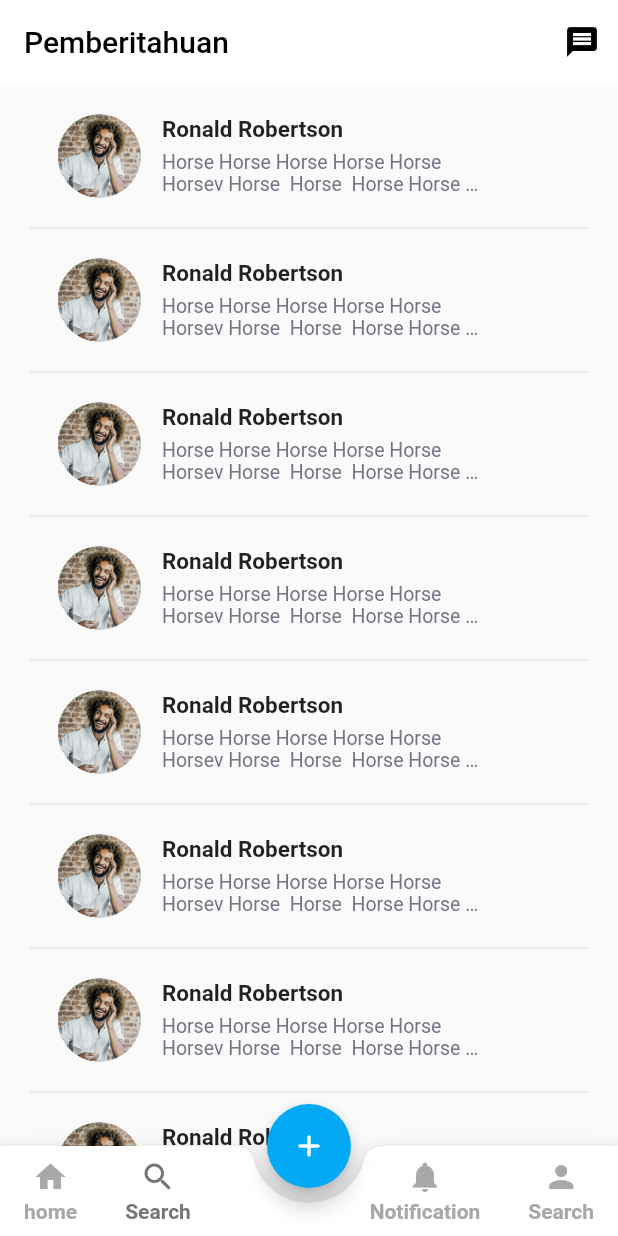
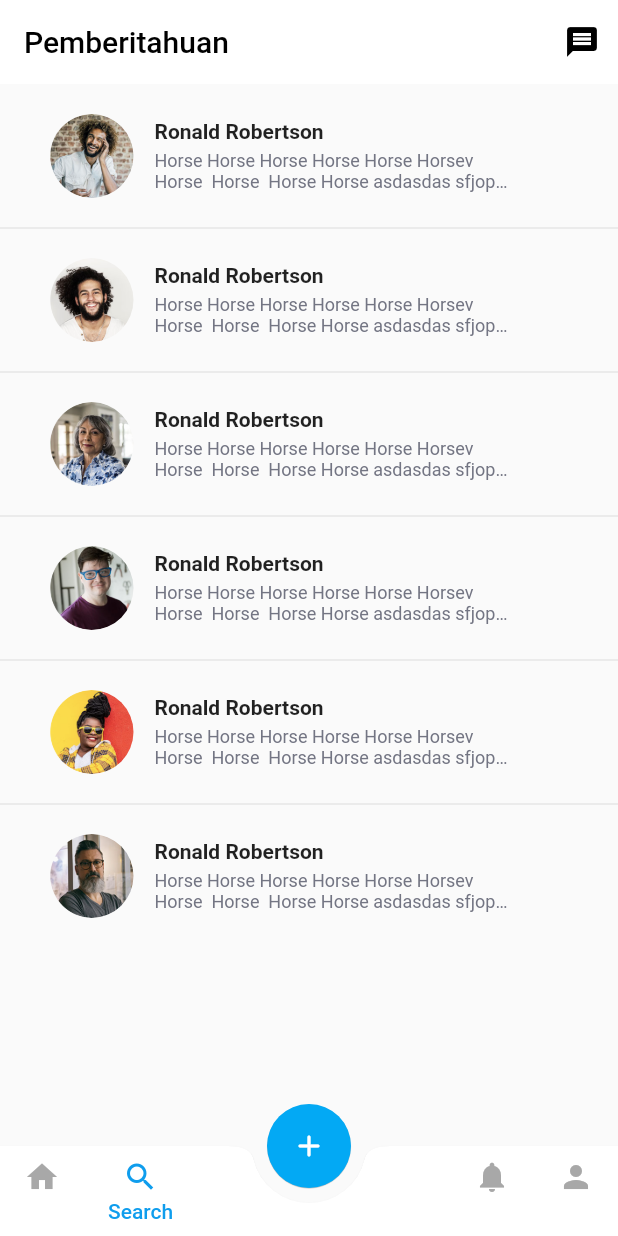
Before and after one commit to Herisetyawan123/pisah-app, a Flutter app: the MyHomePage screen opened directly, item 2 of the bottom bar chosen, after a tap on the "message" icon, on a phone screen of 412 x 824 dp. Run offline on Flutter 3.47's test engine with Material 2 defaults, Android fonts, the phone set to English and light mode, and no system bars; our stand-ins replace carousel_slider, google_fonts; Roboto replaces fonts that are missing (Tajawal).

Commit message:
fix beberapa komponen

```diff
--- a/lib/screens/beranda/component/body.dart
+++ /dev/null
@@ -1,10 +0,0 @@
-import 'package:flutter/material.dart';
-
-class body extends StatelessWidget {
-  @override
-  Widget build(BuildContext context) {
-    return Scaffold(
-      body: null,
-    );
-  }
-}
--- /dev/null
+++ b/lib/screens/beranda/component/dashboard/card_trending.dart
@@ -0,0 +1,103 @@
+import 'package:flutter/material.dart';
+
+class ContainerCardTrending extends StatelessWidget {
+  const ContainerCardTrending({
+    Key? key,
+    required this.width,
+    required this.height,
+    required this.trending,
+  }) : super(key: key);
+
+  final double width;
+  final double height;
+  final List<Widget> trending;
+
+  @override
+  Widget build(BuildContext context) {
+    return Container(
+      width: width,
+      height: height / 4,
+      child: PageView(
+        controller: PageController(viewportFraction: 0.8, initialPage: 1),
+        scrollDirection: Axis.horizontal,
+        children: trending,
+      ),
+    );
+  }
+}
+
+class CardTrending extends StatelessWidget {
+  const CardTrending({
+    Key? key,
+    required this.text,
+    required this.image,
+  }) : super(key: key);
+
+  final String text;
+  final String image;
+
+  @override
+  Widget build(BuildContext context) {
+    return Padding(
+      padding: EdgeInsets.all(10.0),
+      child: Container(
+        child: Stack(
+          fit: StackFit.expand,
+          children: <Widget>[
+            Container(
+              decoration: BoxDecoration(
+                  borderRadius: BorderRadius.all(Radius.circular(20.0)),
+                  boxShadow: [
+                    BoxShadow(
+                        color: Colors.black38,
+                        offset: Offset(2.0, 2.0),
+                        blurRadius: 5.0,
+                        spreadRadius: 1.0)
+                  ]),
+            ),
+            ClipRRect(
+              borderRadius: BorderRadius.all(Radius.circular(20.0)),
+              child: Image.asset(
+                image,
+                fit: BoxFit.cover,
+              ),
+            ),
+            Container(
+              decoration: BoxDecoration(
+                  borderRadius: BorderRadius.all(Radius.circular(20.0)),
+                  gradient: LinearGradient(
+                      begin: Alignment.topCenter,
+                      end: Alignment.bottomCenter,
+                      colors: [
+                        Colors.transparent,
+                        Color.fromRGBO(0, 0, 0, 0.5)
+                      ])),
+            ),
+            Padding(
+              padding: EdgeInsets.all(20.0),
+              child: Column(
+                mainAxisAlignment: MainAxisAlignment.spaceBetween,
+                crossAxisAlignment: CrossAxisAlignment.start,
+                children: <Widget>[
+                  Row(
+                    mainAxisAlignment: MainAxisAlignment.end,
+                    children: [
+                      Image.asset(
+                        "assets/logo/trending.png",
+                        width: 25,
+                      ),
+                    ],
+                  ),
+                  Text(
+                    text,
+                    style: TextStyle(fontSize: 20.0, color: Colors.white),
+                  ),
+                ],
+              ),
+            )
+          ],
+        ),
+      ),
+    );
+  }
+}
--- /dev/null
+++ b/lib/screens/beranda/component/notif/notif_component.dart
@@ -0,0 +1,62 @@
+import 'package:flutter/material.dart';
+import 'package:pisah_app/component/profile_user.dart';
+import 'package:pisah_app/theme/theme.dart';
+
+class MessageWidget extends StatelessWidget {
+  const MessageWidget({
+    Key? key,
+    required this.image,
+  }) : super(key: key);
+
+  final String image;
+
+  @override
+  Widget build(BuildContext context) {
+    return Container(
+      margin: EdgeInsets.symmetric(
+        vertical: 16,
+        horizontal: 15,
+      ),
+      height: 56,
+      // decoration: BoxDecoration(color: Colors.red),
+      child: Row(
+        children: [
+          ProfileWidget(
+            width: 60,
+            height: 60,
+            image: DecorationImage(
+              image: AssetImage(image),
+            ),
+          ),
+          SizedBox(
+            width: 12,
+          ),
+          Container(
+            child: Column(
+              mainAxisAlignment: MainAxisAlignment.center,
+              crossAxisAlignment: CrossAxisAlignment.start,
+              children: [
+                Text(
+                  'Ronald Robertson',
+                  style: TextStyle(fontSize: 14, fontWeight: FontWeight.w700),
+                ),
+                SizedBox(
+                  height: 5,
+                ),
+                Container(
+                  width: MediaQuery.of(context).size.width - 175,
+                  child: Text(
+                    'Horse Horse Horse Horse Horse Horsev Horse  Horse  Horse Horse asdasdas sfjopasdkfsf sfjasodjf sdfnajsfd',
+                    style: greyTextStyle.copyWith(fontSize: 12),
+                    maxLines: 2,
+                    overflow: TextOverflow.ellipsis,
+                  ),
+                ),
+              ],
+            ),
+          ),
+        ],
+      ),
+    );
+  }
+}
--- a/lib/screens/beranda/firts_page.dart
+++ b/lib/screens/beranda/firts_page.dart
@@ -27,6 +27,8 @@ class _MyHomePageState extends State<MyHomePage> {
     return Scaffold(
       body: page[currentIndex],
       floatingActionButton: FloatingActionButton(
+        elevation: 0.2,
+        splashColor: bluelightColor,
         child: Icon(
           Icons.add_rounded,
           color: Colors.white,
@@ -39,6 +41,7 @@ class _MyHomePageState extends State<MyHomePage> {
       ),
       floatingActionButtonLocation: FloatingActionButtonLocation.centerDocked,
       bottomNavigationBar: BottomAppBar(
+        elevation: 0.2,
         shape: CircularNotchedRectangle(),
         notchMargin: 10,
         child: Container(
@@ -82,18 +85,16 @@ class _MyHomePageState extends State<MyHomePage> {
         children: [
           Icon(
             icon,
-            color:
-                currentIndex == index ? Color(0xff757575) : Color(0xffA8A8A8),
+            color: currentIndex == index ? blueColor : Color(0xffA8A8A8),
           ),
           SizedBox(
             height: 3,
           ),
           Text(
-            text,
+            currentIndex == index ? text : "",
             style: robotStyle.copyWith(
-              color:
-                  currentIndex == index ? Color(0xff757575) : Color(0xffA8A8A8),
-              fontWeight: FontWeight.bold,
+              color: currentIndex == index ? blueColor : Color(0xffA8A8A8),
+              // fontWeight: FontWeight.bold,
             ),
           )
         ],
--- a/lib/screens/beranda/page/dashboard.dart
+++ b/lib/screens/beranda/page/dashboard.dart
@@ -1,15 +1,18 @@
-import 'package:carousel_slider/carousel_slider.dart';
 import 'package:flutter/material.dart';
 import 'package:pisah_app/component/card_news.dart';
-
-import 'package:pisah_app/screens/beranda/component/header.dart';
+import 'package:pisah_app/screens/beranda/component/dashboard/card_trending.dart';
+import 'package:pisah_app/screens/beranda/component/dashboard/header.dart';
 import 'package:pisah_app/theme/theme.dart';
 
 class Dashboard extends StatelessWidget {
   @override
   Widget build(BuildContext context) {
+    double width = MediaQuery.of(context).size.width;
+    double height = MediaQuery.of(context).size.height;
     return Scaffold(
       body: SingleChildScrollView(
+        child: Container(
+          // margin: EdgeInsets.symmetric(horizontal: 20),
           child: Column(
             crossAxisAlignment: CrossAxisAlignment.start,
             children: [
@@ -18,20 +21,50 @@ class Dashboard extends StatelessWidget {
                 height: 25,
               ),
               textContainer("Trending"),
-            CarouselSlider(
-              options: CarouselOptions(height: 195.0),
-              items: [1, 2, 3, 4, 5].map((i) {
-                return Builder(
-                  builder: (BuildContext context) {
-                    return cardTrending();
-                  },
-                );
-              }).toList(),
+              ContainerCardTrending(
+                width: width,
+                height: height,
+                trending: [
+                  CardTrending(
+                    text: "Karyawan KPK curi Barang Bukti Emas Batangan",
+                    image: "assets/slider_trending/slide.jpg",
+                  ),
+                  CardTrending(
+                    text: "Karyawan KPK curi Barang Bukti Emas Batangan",
+                    image: "assets/slider_trending/slide.jpg",
+                  ),
+                  CardTrending(
+                    text: "Karyawan KPK curi Barang Bukti Emas Batangan",
+                    image: "assets/slider_trending/slide.jpg",
+                  ),
+                ],
               ),
               SizedBox(
+                height: 10,
+              ),
+              Row(
+                mainAxisAlignment: MainAxisAlignment.spaceBetween,
+                children: [
+                  textContainer("Local News"),
+                  Container(
+                    margin: EdgeInsets.symmetric(horizontal: 20),
                     height: 35,
+                    decoration: BoxDecoration(
+                        color: bluelightColor,
+                        borderRadius: BorderRadius.circular(10)),
+                    child: TextButton(
+                      onPressed: () {},
+                      child: Text(
+                        "National News",
+                        style: robotStyle.copyWith(
+                          color: Colors.white,
+                          fontSize: 10,
                         ),
-            textContainer("Local News"),
+                      ),
+                    ),
+                  )
+                ],
+              ),
               Column(
                 children: [
                   cardNews(context),
@@ -41,60 +74,6 @@ class Dashboard extends StatelessWidget {
               ),
             ],
           ),
-      ),
-    );
-  }
-
-  Container cardTrending() {
-    return Container(
-      width: 300,
-      margin: EdgeInsets.symmetric(horizontal: 5.0),
-      decoration: BoxDecoration(
-        borderRadius: BorderRadius.circular(17),
-        image: DecorationImage(
-          image: AssetImage("assets/slider_trending/slide.jpg"),
-        ),
-      ),
-      child: Container(
-        padding: EdgeInsets.symmetric(horizontal: 22, vertical: 15),
-        decoration: BoxDecoration(
-          borderRadius: BorderRadius.circular(17),
-          gradient: LinearGradient(
-            begin: Alignment.topRight,
-            end: Alignment.bottomLeft,
-            colors: [
-              Color.fromRGBO(255, 255, 255, 0),
-              Color.fromRGBO(0, 0, 0, 0.5),
-            ],
-          ),
-        ),
-        child: Column(
-          crossAxisAlignment: CrossAxisAlignment.start,
-          mainAxisAlignment: MainAxisAlignment.spaceBetween,
-          children: [
-            Row(
-              children: [
-                Spacer(),
-                // Text("data"),
-                Image.asset(
-                  "assets/logo/trending.png",
-                  width: 35,
-                  height: 72,
-                ),
-              ],
-            ),
-            // Spacer(),
-            Container(
-              child: Text(
-                "Karyawan KPK curi  Barang Bukti Emas Batangan",
-                style: robotStyle.copyWith(
-                  fontWeight: FontWeight.w400,
-                  color: Colors.white,
-                  fontSize: 20,
-                ),
-              ),
-            ),
-          ],
         ),
       ),
     );
--- a/lib/screens/beranda/page/notification.dart
+++ b/lib/screens/beranda/page/notification.dart
@@ -1,5 +1,6 @@
 import 'package:flutter/material.dart';
 import 'package:pisah_app/component/profile_user.dart';
+import 'package:pisah_app/screens/beranda/component/notif/notif_component.dart';
 import 'package:pisah_app/theme/theme.dart';
 
 class NotificationPage extends StatelessWidget {
@@ -19,45 +20,43 @@ class NotificationPage extends StatelessWidget {
               Icons.message,
               color: Colors.black,
             ),
-            onPressed: () {
-              // handle the press
-            },
+            onPressed: () {},
           ),
         ],
         elevation: 0,
       ),
       body: Container(
-        margin: EdgeInsets.symmetric(
-          horizontal: 20,
+        child: ListView(
+          children: ListTile.divideTiles(context: context, tiles: [
+            ListTile(
+              title: MessageWidget(
+                image: "assets/profile/img_profile1.png",
               ),
-        child: ListView(
-          children: ListTile.divideTiles(
-              //          <-- ListTile.divideTiles
-              context: context,
-              tiles: [
-                ListTile(
-                  title: notificationWidget(),
             ),
             ListTile(
-                  title: notificationWidget(),
+              title: MessageWidget(
+                image: "assets/profile/img_profile2.png",
+              ),
             ),
             ListTile(
-                  title: notificationWidget(),
+              title: MessageWidget(
+                image: "assets/profile/img_profile3.png",
+              ),
             ),
             ListTile(
-                  title: notificationWidget(),
+              title: MessageWidget(
+                image: "assets/profile/img_profile4.png",
+              ),
             ),
             ListTile(
-                  title: notificationWidget(),
+              title: MessageWidget(
+                image: "assets/profile/img_profile5.png",
+              ),
             ),
             ListTile(
-                  title: notificationWidget(),
+              title: MessageWidget(
+                image: "assets/profile/img_profile6.png",
               ),
-                ListTile(
-                  title: notificationWidget(),
-                ),
-                ListTile(
-                  title: notificationWidget(),
             ),
           ]).toList(),
         ),
@@ -65,54 +64,3 @@ class NotificationPage extends StatelessWidget {
     );
   }
 }
-
-class notificationWidget extends StatelessWidget {
-  @override
-  Widget build(BuildContext context) {
-    return Container(
-      margin: EdgeInsets.symmetric(
-        vertical: 16,
-      ),
-      height: 56,
-      // decoration: BoxDecoration(color: Colors.red),
-      child: Row(
-        children: [
-          ProfileWidget(
-            width: 60,
-            height: 60,
-            image: DecorationImage(
-              image: AssetImage("assets/profile/img_profile1.png"),
-            ),
-          ),
-          SizedBox(
-            width: 12,
-          ),
-          Container(
-            child: Column(
-              mainAxisAlignment: MainAxisAlignment.center,
-              crossAxisAlignment: CrossAxisAlignment.start,
-              children: [
-                Text(
-                  'Ronald Robertson',
-                  style: TextStyle(fontSize: 15, fontWeight: FontWeight.w700),
-                ),
-                SizedBox(
-                  height: 5,
-                ),
-                Container(
-                  width: MediaQuery.of(context).size.width - 200,
-                  child: Text(
-                    'Horse Horse Horse Horse Horse Horsev Horse  Horse  Horse Horse asdasdas sfjopasdkfsf sfjasodjf sdfnajsfd',
-                    style: greyTextStyle.copyWith(fontSize: 13),
-                    maxLines: 2,
-                    overflow: TextOverflow.ellipsis,
-                  ),
-                ),
-              ],
-            ),
-          ),
-        ],
-      ),
-    );
-  }
-}
--- a/lib/screens/beranda/page/profile.dart
+++ b/lib/screens/beranda/page/profile.dart
@@ -55,16 +55,17 @@ class ProfilePage extends StatelessWidget {
               margin: EdgeInsets.symmetric(horizontal: 50),
               width: MediaQuery.of(context).size.width - 100,
               child: Row(
-                mainAxisAlignment: MainAxisAlignment.spaceAround,
+                mainAxisAlignment: MainAxisAlignment.center,
                 children: [
                   Container(
+                    padding: EdgeInsets.symmetric(horizontal: 20),
                     child: Column(
                       children: [
                         Text(
                           "2 k",
                           style: robotStyle.copyWith(
                             color: greyColor,
-                            fontSize: 20,
+                            fontSize: 16,
                           ),
                         ),
                         SizedBox(
@@ -74,20 +75,28 @@ class ProfilePage extends StatelessWidget {
                           "Follower",
                           style: robotStyle.copyWith(
                             fontWeight: FontWeight.w500,
-                            fontSize: 20,
+                            fontSize: 14,
                           ),
                         ),
                       ],
                     ),
                   ),
                   Container(
+                    padding: EdgeInsets.symmetric(horizontal: 20),
+                    decoration: BoxDecoration(
+                      border: Border(
+                        left: BorderSide(color: greyColor),
+                        right: BorderSide(color: greyColor),
+                      ),
+                    ),
                     child: Column(
+                      mainAxisAlignment: MainAxisAlignment.center,
                       children: [
                         Text(
                           "10",
                           style: robotStyle.copyWith(
                             color: greyColor,
-                            fontSize: 20,
+                            fontSize: 16,
                           ),
                         ),
                         SizedBox(
@@ -96,20 +105,21 @@ class ProfilePage extends StatelessWidget {
                         Text(
                           "Following",
                           style: robotStyle.copyWith(
-                            fontSize: 20,
+                            fontSize: 14,
                           ),
                         ),
                       ],
                     ),
                   ),
                   Container(
+                    padding: EdgeInsets.symmetric(horizontal: 20),
                     child: Column(
                       children: [
                         Text(
                           "10",
                           style: robotStyle.copyWith(
                             color: greyColor,
-                            fontSize: 20,
+                            fontSize: 16,
                           ),
                         ),
                         SizedBox(
@@ -119,7 +129,7 @@ class ProfilePage extends StatelessWidget {
                           "Posting",
                           style: robotStyle.copyWith(
                             fontWeight: FontWeight.w500,
-                            fontSize: 20,
+                            fontSize: 14,
                           ),
                         ),
                       ],
--- a/lib/screens/get_started.dart
+++ b/lib/screens/get_started.dart
@@ -9,6 +9,8 @@ import 'package:pisah_app/theme/theme.dart';
 class GetStarted extends StatelessWidget {
   @override
   Widget build(BuildContext context) {
+    double width = MediaQuery.of(context).size.width;
+    double height = MediaQuery.of(context).size.height;
     Widget header() {
       return Container(
         margin: EdgeInsets.only(top: 125, bottom: 19),
@@ -34,7 +36,7 @@ class GetStarted extends StatelessWidget {
           return Builder(
             builder: (BuildContext context) {
               return Container(
-                width: MediaQuery.of(context).size.width,
+                width: width,
                 margin: EdgeInsets.symmetric(horizontal: 40.0),
                 child: Image.asset(
                   "assets/slider_get/slider$i.png",
@@ -49,9 +51,10 @@ class GetStarted extends StatelessWidget {
 
     Widget textGet() {
       return Container(
+        margin: EdgeInsets.symmetric(horizontal: 30),
         child: Text(
           'Lorem, ipsum dolor sit amet consectetur adipisicing elit. Rem voluptas ipsum dolores, nemo nihil molestiae itaque esse consequuntur. Numquam, molestiae?',
-          style: greyTextStyle,
+          style: greyTextStyle.copyWith(fontSize: 12),
           textAlign: TextAlign.center,
         ),
       );
@@ -63,20 +66,21 @@ class GetStarted extends StatelessWidget {
           header(),
           sliderGet(),
           SizedBox(
-            height: 71,
+            height: height / 20,
           ),
           textGet(),
           SizedBox(
-            height: 100,
+            height: height / 10,
           ),
           BtnGradient(
             text: Text(
               "Get Started",
               style: TextStyle(
                 color: Colors.white,
+                fontSize: 14,
               ),
             ),
-            width: MediaQuery.of(context).size.width - 208,
+            width: width - 208,
             border: BorderRadius.circular(50),
             proses: () {
               Navigator.push(
```
Also changed, not shown: lib/screens/beranda/component/dashboard/header.dart (renamed from lib/screens/beranda/component/header.dart). Lines whose indentation alone changed are shown as unchanged.
